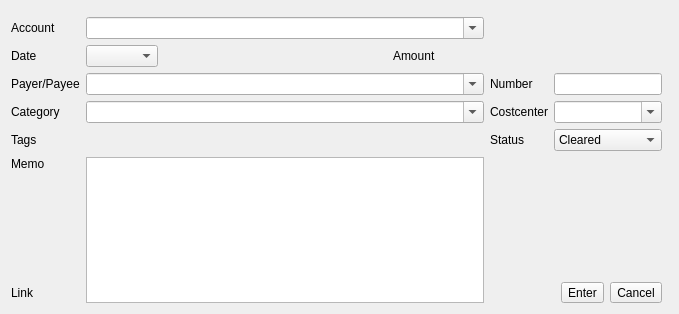
Before: the Qt Designer form kmymoney/views/newtransactioneditor.ui in KDE/kmymoney, drawn with Qt 5.
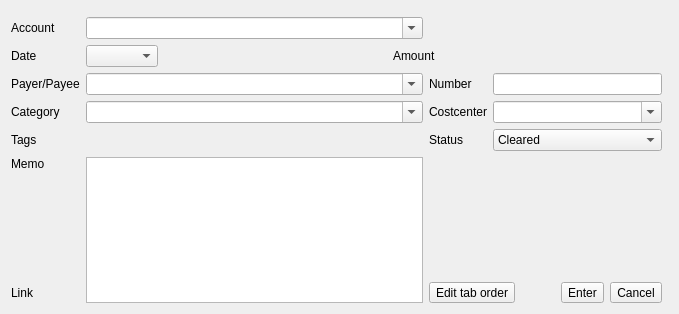
After: the same form once the commit is applied. Custom widgets are drawn as their Qt base class.

Commit message:
Add buttons for editing dialog tab order
For the widgets and dialogs that supports editing tab order
an additional button is shown to make that feature more visible.

The new split editor is excluded because the “editTabOrder” action
is incorrectly handled by the LederViewPage class and its tab order.

BUG:519994
FIXED-IN:5.2.3

```diff
--- a/kmymoney/views/newtransactioneditor.ui
+++ b/kmymoney/views/newtransactioneditor.ui
@@ -114,6 +114,13 @@
    </item>
    <item row="7" column="3" colspan="2">
     <layout class="QHBoxLayout" name="horizontalLayout">
+     <item>
+      <widget class="QToolButton" name="editTabOrderButton">
+       <property name="text">
+        <string>Edit tab order</string>
+       </property>
+      </widget>
+     </item>
      <item>
       <spacer name="horizontalSpacer">
        <property name="orientation">
```
The commit also changes 7 other files.
